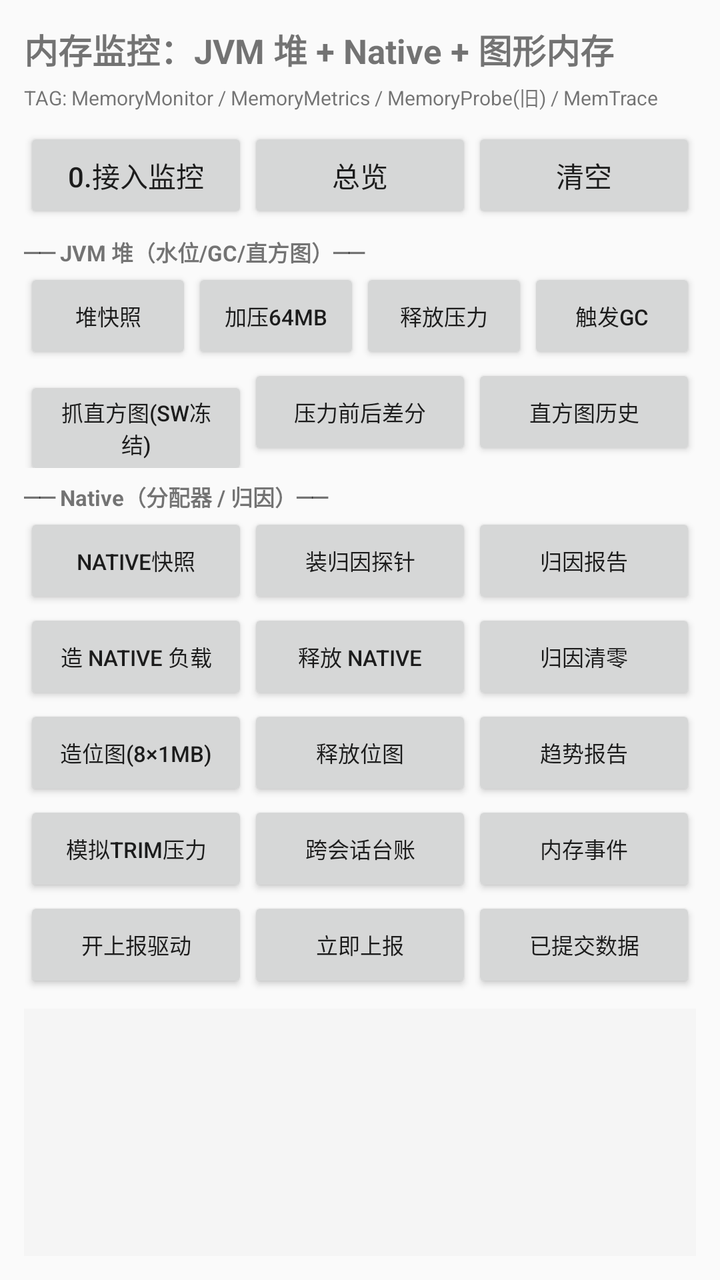
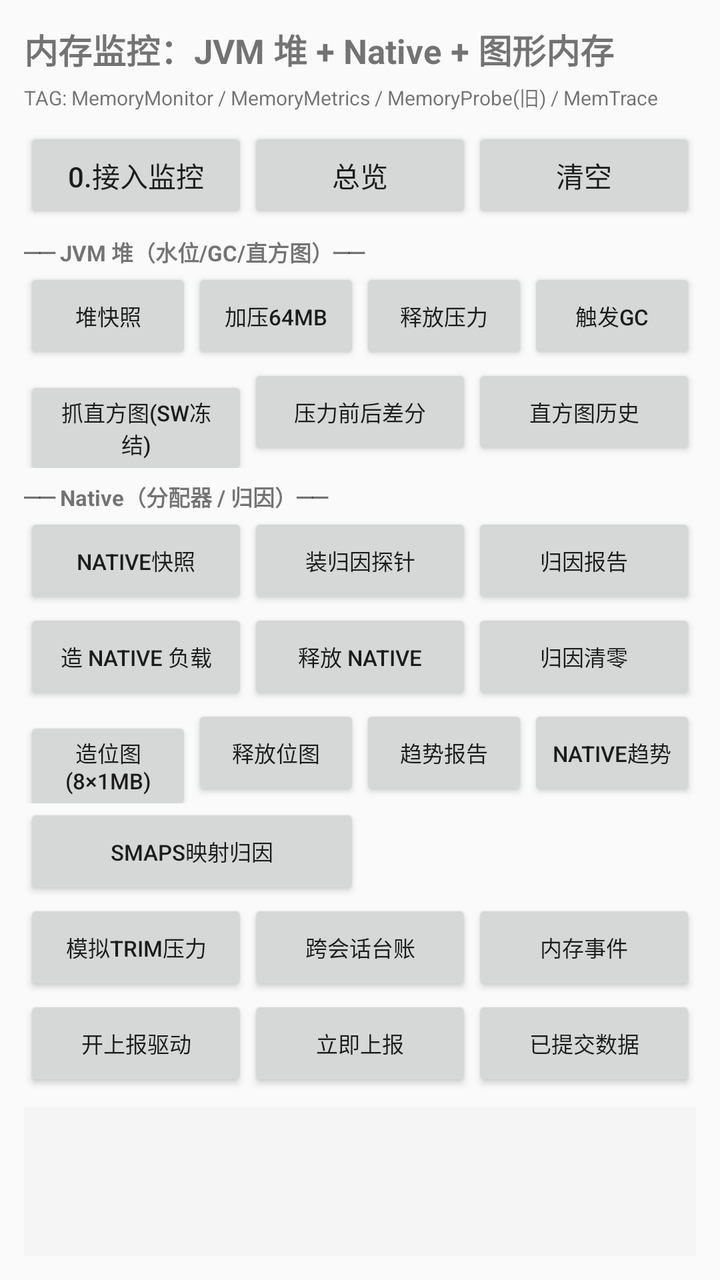

Before-and-after screenshots of an Android layout around one commit, followed by the original layout XML and the change that was made.
<!-- AndroidManifest.xml: activity theme Theme.MyApplication.AppCompat -->
<!-- res/layout/activity_memory_lab.xml -->
<?xml version="1.0" encoding="utf-8"?>
<LinearLayout xmlns:android="http://schemas.android.com/apk/res/android"
    android:layout_width="match_parent"
    android:layout_height="match_parent"
    android:orientation="vertical"
    android:padding="12dp">

    <TextView
        android:layout_width="match_parent"
        android:layout_height="wrap_content"
        android:text="内存监控：JVM 堆 + Native + 图形内存"
        android:textSize="17sp"
        android:textStyle="bold" />

    <TextView
        android:layout_width="match_parent"
        android:layout_height="wrap_content"
        android:layout_marginTop="4dp"
        android:text="TAG: MemoryMonitor / MemoryMetrics / MemoryProbe(旧) / MemTrace"
        android:textSize="10sp" />

    <LinearLayout
        android:layout_width="match_parent"
        android:layout_height="wrap_content"
        android:layout_marginTop="8dp"
        android:orientation="horizontal">

        <Button
            android:id="@+id/btn_install"
            android:layout_width="0dp"
            android:layout_height="wrap_content"
            android:layout_weight="1"
            android:text="0.接入监控" />

        <Button
            android:id="@+id/btn_overview"
            android:layout_width="0dp"
            android:layout_height="wrap_content"
            android:layout_weight="1"
            android:text="总览" />

        <Button
            android:id="@+id/btn_clear"
            android:layout_width="0dp"
            android:layout_height="wrap_content"
            android:layout_weight="1"
            android:text="清空" />
    </LinearLayout>

    
    <TextView
        android:layout_width="match_parent"
        android:layout_height="wrap_content"
        android:layout_marginTop="6dp"
        android:text="── JVM 堆（水位/GC/直方图）──"
        android:textSize="11sp"
        android:textStyle="bold" />

    <LinearLayout
        android:layout_width="match_parent"
        android:layout_height="wrap_content"
        android:orientation="horizontal">

        <Button
            android:id="@+id/btn_heap_snapshot"
            android:layout_width="0dp"
            android:layout_height="wrap_content"
            android:layout_weight="1"
            android:textSize="11sp"
            android:text="堆快照" />

        <Button
            android:id="@+id/btn_pressure_64"
            android:layout_width="0dp"
            android:layout_height="wrap_content"
            android:layout_weight="1"
            android:textSize="11sp"
            android:text="加压64MB" />

        <Button
            android:id="@+id/btn_pressure_release"
            android:layout_width="0dp"
            android:layout_height="wrap_content"
            android:layout_weight="1"
            android:textSize="11sp"
            android:text="释放压力" />

        <Button
            android:id="@+id/btn_gc"
            android:layout_width="0dp"
            android:layout_height="wrap_content"
            android:layout_weight="1"
            android:textSize="11sp"
            android:text="触发GC" />
    </LinearLayout>

    <LinearLayout
        android:layout_width="match_parent"
        android:layout_height="wrap_content"
        android:orientation="horizontal">

        <Button
            android:id="@+id/btn_hprof"
            android:layout_width="0dp"
            android:layout_height="wrap_content"
            android:layout_weight="1"
            android:textSize="11sp"
            android:text="抓直方图(SW冻结)" />

        <Button
            android:id="@+id/btn_hprof_diff"
            android:layout_width="0dp"
            android:layout_height="wrap_content"
            android:layout_weight="1"
            android:textSize="11sp"
            android:text="压力前后差分" />

        <Button
            android:id="@+id/btn_heap_history"
            android:layout_width="0dp"
            android:layout_height="wrap_content"
            android:layout_weight="1"
            android:textSize="11sp"
            android:text="直方图历史" />
    </LinearLayout>

    
    <TextView
        android:layout_width="match_parent"
        android:layout_height="wrap_content"
        android:layout_marginTop="6dp"
        android:text="── Native（分配器 / 归因）──"
        android:textSize="11sp"
        android:textStyle="bold" />

    <LinearLayout
        android:layout_width="match_parent"
        android:layout_height="wrap_content"
        android:orientation="horizontal">

        <Button
            android:id="@+id/btn_native_snapshot"
            android:layout_width="0dp"
            android:layout_height="wrap_content"
            android:layout_weight="1"
            android:textSize="11sp"
            android:text="Native快照" />

        <Button
            android:id="@+id/btn_memtrace_install"
            android:layout_width="0dp"
            android:layout_height="wrap_content"
            android:layout_weight="1"
            android:textSize="11sp"
            android:text="装归因探针" />

        <Button
            android:id="@+id/btn_memtrace_report"
            android:layout_width="0dp"
            android:layout_height="wrap_content"
            android:layout_weight="1"
            android:textSize="11sp"
            android:text="归因报告" />
    </LinearLayout>

    <LinearLayout
        android:layout_width="match_parent"
        android:layout_height="wrap_content"
        android:orientation="horizontal">

        <Button
            android:id="@+id/btn_native_pressure"
            android:layout_width="0dp"
            android:layout_height="wrap_content"
            android:layout_weight="1"
            android:textSize="11sp"
            android:text="造 Native 负载" />

        <Button
            android:id="@+id/btn_native_free"
            android:layout_width="0dp"
            android:layout_height="wrap_content"
            android:layout_weight="1"
            android:textSize="11sp"
            android:text="释放 Native" />

        <Button
            android:id="@+id/btn_memtrace_reset"
            android:layout_width="0dp"
            android:layout_height="wrap_content"
            android:layout_weight="1"
            android:textSize="11sp"
            android:text="归因清零" />
    </LinearLayout>

    
    <LinearLayout
        android:layout_width="match_parent"
        android:layout_height="wrap_content"
        android:orientation="horizontal">

        <Button
            android:id="@+id/btn_bitmap_pressure"
            android:layout_width="0dp"
            android:layout_height="wrap_content"
            android:layout_weight="1"
            android:textSize="11sp"
            android:text="造位图(8×1MB)" />

        <Button
            android:id="@+id/btn_bitmap_free"
            android:layout_width="0dp"
            android:layout_height="wrap_content"
            android:layout_weight="1"
            android:textSize="11sp"
            android:text="释放位图" />

        <Button
            android:id="@+id/btn_trend"
            android:layout_width="0dp"
            android:layout_height="wrap_content"
            android:layout_weight="1"
            android:textSize="11sp"
            android:text="趋势报告" />
    </LinearLayout>

    <LinearLayout
        android:layout_width="match_parent"
        android:layout_height="wrap_content"
        android:orientation="horizontal">

        <Button
            android:id="@+id/btn_trim_sim"
            android:layout_width="0dp"
            android:layout_height="wrap_content"
            android:layout_weight="1"
            android:textSize="11sp"
            android:text="模拟trim压力" />

        <Button
            android:id="@+id/btn_cross_session"
            android:layout_width="0dp"
            android:layout_height="wrap_content"
            android:layout_weight="1"
            android:textSize="11sp"
            android:text="跨会话台账" />

        <Button
            android:id="@+id/btn_crash_header"
            android:layout_width="0dp"
            android:layout_height="wrap_content"
            android:layout_weight="1"
            android:textSize="11sp"
            android:text="内存事件" />
    </LinearLayout>

    <LinearLayout
        android:layout_width="match_parent"
        android:layout_height="wrap_content"
        android:orientation="horizontal">

        <Button
            android:id="@+id/btn_upload_toggle"
            android:layout_width="0dp"
            android:layout_height="wrap_content"
            android:layout_weight="1"
            android:textSize="11sp"
            android:text="开上报驱动" />

        <Button
            android:id="@+id/btn_upload_now"
            android:layout_width="0dp"
            android:layout_height="wrap_content"
            android:layout_weight="1"
            android:textSize="11sp"
            android:text="立即上报" />

        <Button
            android:id="@+id/btn_upload_view"
            android:layout_width="0dp"
            android:layout_height="wrap_content"
            android:layout_weight="1"
            android:textSize="11sp"
            android:text="已提交数据" />
    </LinearLayout>

    <ScrollView
        android:layout_width="match_parent"
        android:layout_height="0dp"
        android:layout_marginTop="8dp"
        android:layout_weight="1"
        android:background="#F5F5F5">

        <TextView
            android:id="@+id/tv_output"
            android:layout_width="match_parent"
            android:layout_height="wrap_content"
            android:fontFamily="monospace"
            android:padding="8dp"
            android:textSize="10sp" />
    </ScrollView>

</LinearLayout>
<!-- resources referenced by this layout -->
<resources>
  <style name="Theme.MyApplication.AppCompat" parent="Theme.AppCompat.Light.NoActionBar" />
</resources>

<!-- the commit's change to res/layout/activity_memory_lab.xml (unified diff, before → after) -->
@@ -222,6 +222,33 @@
             android:layout_weight="1"
             android:textSize="11sp"
             android:text="趋势报告" />
+
+        <Button
+            android:id="@+id/btn_native_trend"
+            android:layout_width="0dp"
+            android:layout_height="wrap_content"
+            android:layout_weight="1"
+            android:textSize="11sp"
+            android:text="Native趋势" />
+    </LinearLayout>
+
+    <LinearLayout
+        android:layout_width="match_parent"
+        android:layout_height="wrap_content"
+        android:orientation="horizontal">
+
+        <Button
+            android:id="@+id/btn_smaps"
+            android:layout_width="0dp"
+            android:layout_height="wrap_content"
+            android:layout_weight="1"
+            android:textSize="11sp"
+            android:text="smaps映射归因" />
+
+        <View
+            android:layout_width="0dp"
+            android:layout_height="1dp"
+            android:layout_weight="1" />
     </LinearLayout>
 
     <LinearLayout
